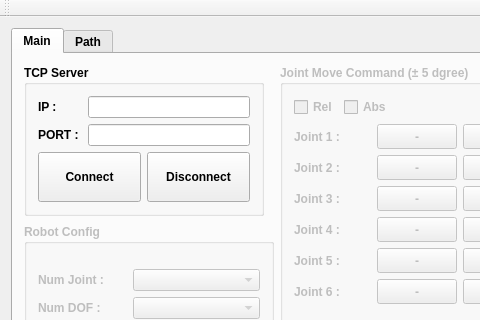
hajunsong/Controller, file RobotControllerUI/MainWindow/mainwindow.ui: the form before one commit; both pictures show x 0 to 480 and y 0 to 320 of the 1150 by 839 pixel window.
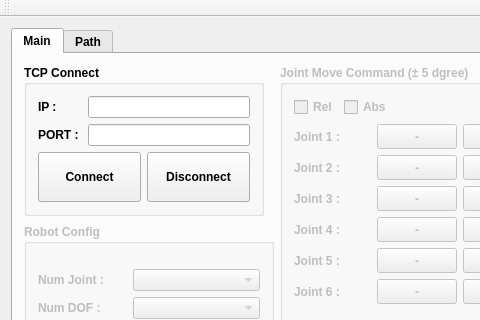
The form after the commit. The open tabs and pages were chosen to show the change.

```diff
--- a/RobotControllerUI/MainWindow/mainwindow.ui
+++ b/RobotControllerUI/MainWindow/mainwindow.ui
@@ -196,7 +196,7 @@
            </font>
           </property>
           <property name="title">
-           <string>TCP Server</string>
+           <string>TCP Connect</string>
           </property>
           <layout class="QGridLayout" name="gridLayout">
            <item row="0" column="0">
```
Left out of the diff: 2 changed lines with no effect on the pictures.
